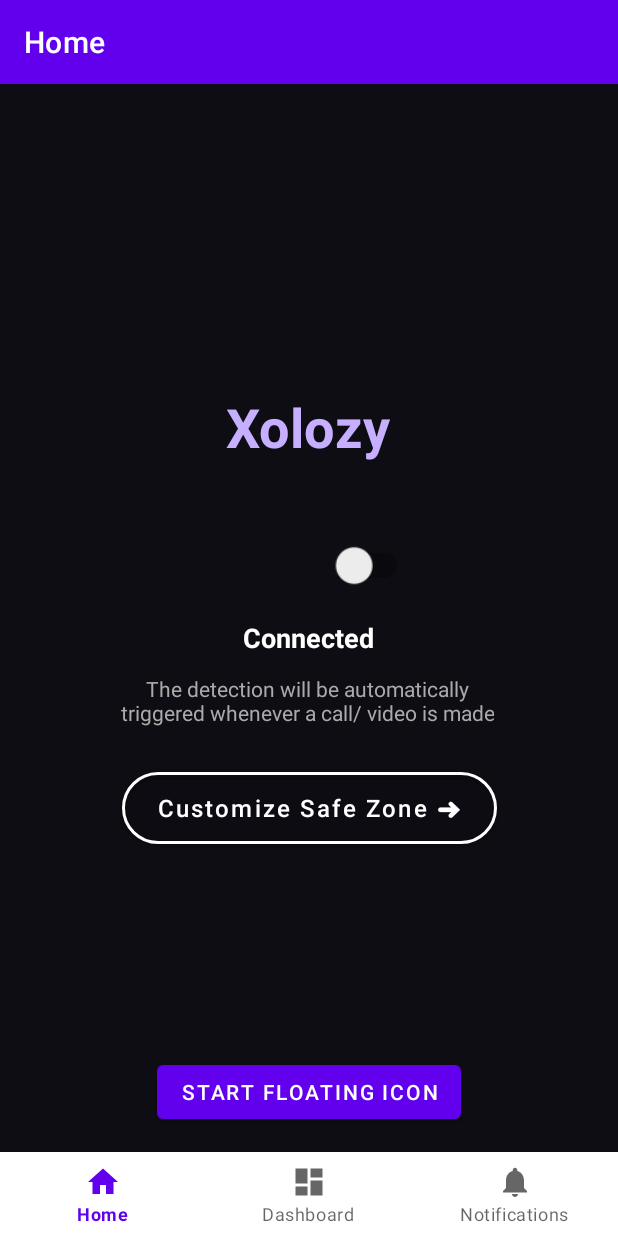
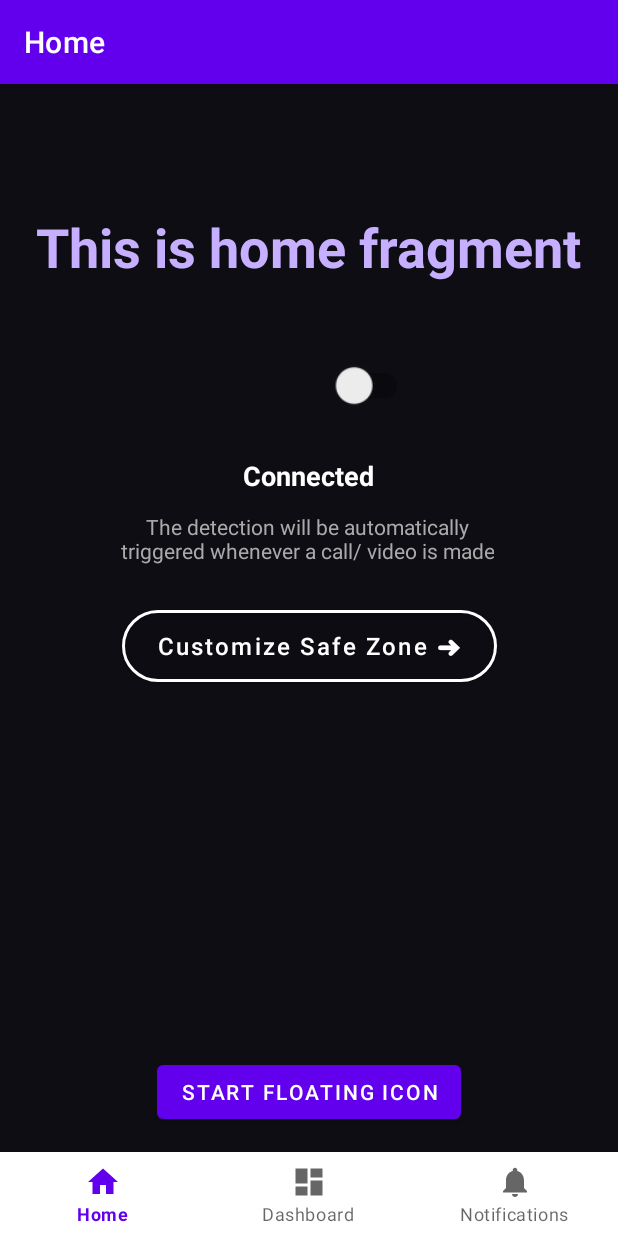
Before and after one commit to Cullen179/My_Application, an Android app: the screen it shows after launch (MainActivity), on a phone screen of 412 x 824 dp. Run offline under Robolectric (Android 15) with nearby library versions, the phone set to English and light mode, and no system bars; our stand-ins replace navigation-ui.

Commit message:
no error but ugly UI =))

```diff
--- a/app/src/main/java/com/example/myapplication/ui/home/HomeFragment.java
+++ b/app/src/main/java/com/example/myapplication/ui/home/HomeFragment.java
@@ -27,7 +27,7 @@ public class HomeFragment extends Fragment {
         binding = FragmentHomeBinding.inflate(inflater, container, false);
         View root = binding.getRoot();
 
-        final TextView textView = binding.textHome;
+        final TextView textView = binding.appTitle;
         homeViewModel.getText().observe(getViewLifecycleOwner(), textView::setText);
 
         return root;
--- a/app/src/main/res/layout/fragment_home.xml
+++ b/app/src/main/res/layout/fragment_home.xml
@@ -15,7 +15,6 @@
         android:id="@+id/app_title"
         android:layout_width="wrap_content"
         android:layout_height="wrap_content"
-        android:layout_marginTop="180dp"
         android:text="Xolozy"
         android:textColor="#C7AFFF"
         android:textSize="36sp"
@@ -23,7 +22,7 @@
         app:layout_constraintEnd_toEndOf="parent"
         app:layout_constraintHorizontal_bias="0.498"
         app:layout_constraintStart_toStartOf="parent"
-        app:layout_constraintTop_margin="60dp"
+        android:layout_marginTop="60dp"
         app:layout_constraintTop_toTopOf="parent" />
 
     <com.google.android.material.button.MaterialButton
@@ -53,7 +52,6 @@
         android:id="@+id/detection_info"
         android:layout_width="wrap_content"
         android:layout_height="wrap_content"
-        android:layout_marginTop="12dp"
         android:gravity="center"
         android:text="The detection will be automatically\ntriggered whenever a call/ video is made"
         android:textAlignment="center"
@@ -62,14 +60,13 @@
         app:layout_constraintEnd_toEndOf="parent"
         app:layout_constraintHorizontal_bias="0.49"
         app:layout_constraintStart_toStartOf="parent"
-        app:layout_constraintTop_margin="12dp"
+        android:layout_marginTop="12dp"
         app:layout_constraintTop_toBottomOf="@id/record_status" />
 
     <TextView
         android:id="@+id/record_status"
         android:layout_width="wrap_content"
         android:layout_height="wrap_content"
-        android:layout_marginTop="4dp"
         android:text="Connected"
         android:textColor="@android:color/white"
         android:textSize="18sp"
@@ -77,14 +74,13 @@
         app:layout_constraintEnd_toEndOf="parent"
         app:layout_constraintHorizontal_bias="0.498"
         app:layout_constraintStart_toStartOf="parent"
-        app:layout_constraintTop_margin="16dp"
+        android:layout_marginTop="16dp"
         app:layout_constraintTop_toBottomOf="@id/record_toggle" />
 
     <androidx.appcompat.widget.SwitchCompat
         android:id="@+id/record_toggle"
         android:layout_width="120dp"
         android:layout_height="64dp"
-        android:layout_marginTop="36dp"
         android:scaleX="1.2"
         android:scaleY="1.2"
         android:text=""
@@ -93,6 +89,7 @@
         app:layout_constraintEnd_toEndOf="parent"
         app:layout_constraintHorizontal_bias="0.497"
         app:layout_constraintStart_toStartOf="parent"
+        android:layout_marginTop="36dp"
         app:layout_constraintTop_toBottomOf="@id/app_title" />
 
 
```
